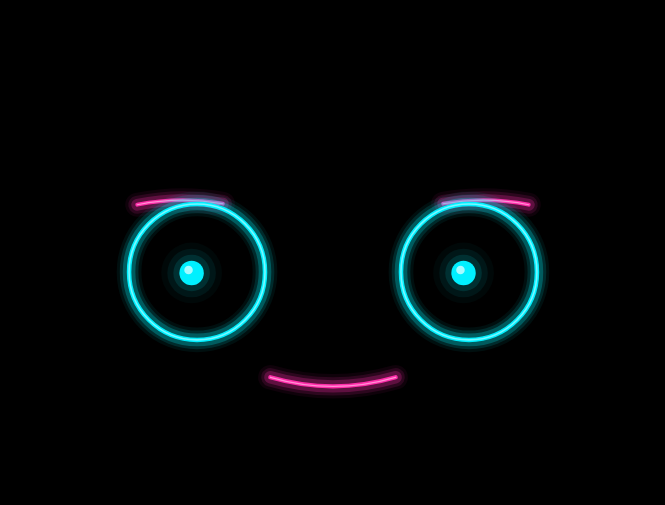
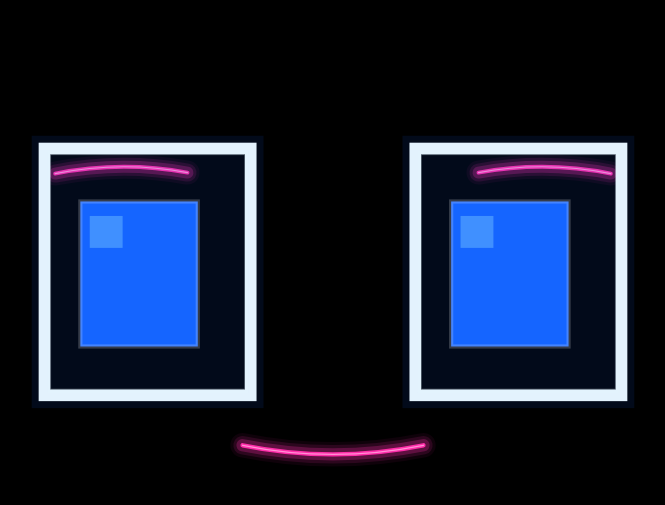
Before and after one commit to galandor/jasper, an Android app built with Jetpack Compose: the screen it shows after launch (MainActivity), on a phone screen of 824 x 412 dp (held sideways). Shown: the top 505 px of the screen, without its empty margins (285-950 px from the left). Run offline under Robolectric (Android 15) with nearby library versions, the phone set to English and light mode, and no system bars; libraries missing offline, so code that uses them is left out: androidx.camera.core, androidx.camera.lifecycle; 3 statements that could not run were skipped.

Commit message:
Replace neon oval eyes with large block eyes for distance visibility.
Use blue cubes in rectangular frames with gaze movement and asymmetric squint per emotion.

Co-authored-by: Cursor <cursoragent@cursor.com>

```diff
--- a/app/src/main/kotlin/com/jasper/facemirror/ui/NeonFace.kt
+++ b/app/src/main/kotlin/com/jasper/facemirror/ui/NeonFace.kt
@@ -46,6 +46,9 @@ private val NeonPink = Color(0xFFFF2DAA)
 private val NeonYellow = Color(0xFFFFEA00)
 private val NeonPurple = Color(0xFFB388FF)
 private val NeonOrange = Color(0xFFFF5722)
+private val EyeBlockBlue = Color(0xFF1565FF)
+private val EyeBlockHighlight = Color(0xFF64B5FF)
+private val EyeFrameColor = Color(0xFFE3F2FD)
 private const val BROW_BASE_RAISE = -6f
 
 @Composable
@@ -316,15 +319,15 @@ fun NeonFace(
                     pivot = Offset.Zero,
                 )
             }) {
-                val eyeSpacing = size.width / baseScale * 0.22f
-                val eyeRadius = size.height / baseScale * 0.11f
-                val mouthY = eyeRadius * 1.55f
+                val eyeSpacing = size.width / baseScale * 0.30f
+                val eyeSize = size.height / baseScale * 0.17f
+                val mouthY = eyeSize * 1.65f
                 val leftEye = Offset(-eyeSpacing / 2f, 0f)
                 val rightEye = Offset(eyeSpacing / 2f, 0f)
 
                 drawNeonEyebrow(
                     eyeCenter = leftEye,
-                    eyeRadius = eyeRadius,
+                    eyeRadius = eyeSize,
                     innerLift = browInner,
                     outerLift = browOuter,
                     color = accentColor,
@@ -333,7 +336,7 @@ fun NeonFace(
                 )
                 drawNeonEyebrow(
                     eyeCenter = rightEye,
-                    eyeRadius = eyeRadius,
+                    eyeRadius = eyeSize,
                     innerLift = browInner,
                     outerLift = browOuter,
                     color = accentColor,
@@ -342,26 +345,28 @@ fun NeonFace(
                 )
 
                 val eyeStretch = eyeStretchX * blinkSquash
-                drawNeonEye(
+                drawBlockEye(
                     center = leftEye,
-                    radius = eyeRadius,
+                    baseSize = eyeSize,
                     openAmount = effectiveEyeOpen,
                     stretchX = eyeStretch,
                     gazeX = gazeX,
                     gazeY = gazeY,
                     headYaw = yaw,
-                    color = NeonCyan,
+                    expression = expression,
+                    isLeftEye = true,
                     glowIntensity = glowPulse,
                 )
-                drawNeonEye(
+                drawBlockEye(
                     center = rightEye,
-                    radius = eyeRadius,
+                    baseSize = eyeSize,
                     openAmount = effectiveEyeOpen,
                     stretchX = eyeStretch,
                     gazeX = gazeX,
                     gazeY = gazeY,
                     headYaw = yaw,
-                    color = NeonCyan,
+                    expression = expression,
+                    isLeftEye = false,
                     glowIntensity = glowPulse,
                 )
 
@@ -369,7 +374,7 @@ fun NeonFace(
                     smile = smile,
                     speakOpen = speakOpen,
                     y = mouthY,
-                    width = eyeSpacing * 0.85f,
+                    width = eyeSpacing * 0.9f,
                     color = accentColor,
                     glowIntensity = glowPulse,
                     surprised = expression == FaceExpression.SURPRISED,
@@ -422,45 +427,124 @@ private fun DrawScope.drawNeonEyebrow(
     drawNeonPath(path, color, 3.8f, glowIntensity)
 }
 
-private fun DrawScope.drawNeonEye(
+/** Асимметричное сужение рамки: (внутренний край, внешний край), 0..1 */
+private fun blockEyeSquish(expression: FaceExpression, isLeftEye: Boolean): Pair<Float, Float> {
+    val (inner, outer) = when (expression) {
+        FaceExpression.ANGRY -> 0.38f to 0.06f
+        FaceExpression.SAD -> 0.08f to 0.34f
+        FaceExpression.OFFENDED -> 0.12f to 0.28f
+        FaceExpression.HAPPY, FaceExpression.PLAYFUL -> 0.14f to 0.14f
+        FaceExpression.AFRAID, FaceExpression.SURPRISED -> 0f to 0f
+        FaceExpression.SLEEPY -> 0.22f to 0.22f
+        else -> 0.05f to 0.05f
+    }
+    return if (isLeftEye) inner to outer else outer to inner
+}
+
+private fun DrawScope.drawBlockEye(
     center: Offset,
-    radius: Float,
+    baseSize: Float,
     openAmount: Float,
     stretchX: Float,
     gazeX: Float,
     gazeY: Float,
     headYaw: Float,
-    color: Color,
+    expression: FaceExpression,
+    isLeftEye: Boolean,
     glowIntensity: Float,
 ) {
-    val squish = openAmount.coerceIn(0.05f, 1.15f)
-    val rx = radius * stretchX * if (openAmount > 1f) openAmount else 1f
-    val ry = radius * squish
+    val squish = openAmount.coerceIn(0.06f, 1.15f)
+    val (innerSquish, outerSquish) = blockEyeSquish(expression, isLeftEye)
 
-    drawNeonEllipse(
-        center = center,
-        radiusX = rx,
-        radiusY = ry,
-        color = color,
-        coreWidth = 4.5f,
-        glowIntensity = glowIntensity,
+    val frameW = baseSize * 2.05f * stretchX * if (openAmount > 1f) openAmount else 1f
+    val frameH = baseSize * 2.35f * squish
+
+    val innerInset = innerSquish * frameW * 0.42f
+    val outerInset = outerSquish * frameW * 0.42f
+
+    val left: Float
+    val right: Float
+    if (isLeftEye) {
+        left = center.x - frameW / 2f + outerInset
+        right = center.x + frameW / 2f - innerInset
+    } else {
+        left = center.x - frameW / 2f + innerInset
+        right = center.x + frameW / 2f - outerInset
+    }
+    val top = center.y - frameH / 2f
+    val bottom = center.y + frameH / 2f
+    val frameWidth = right - left
+    val frameHeight = bottom - top
+
+    if (squish < 0.18f) {
+        drawRect(
+            color = EyeBlockBlue,
+            topLeft = Offset(left, center.y - baseSize * 0.06f),
+            size = Size(frameWidth, baseSize * 0.12f),
+        )
+        drawRect(
+            color = EyeFrameColor,
+            topLeft = Offset(left, center.y - baseSize * 0.06f),
+            size = Size(frameWidth, baseSize * 0.12f),
+            style = Stroke(width = baseSize * 0.1f),
+        )
+        return
+    }
+
+    val frameStroke = baseSize * 0.11f
+    val glowExpand = baseSize * 0.14f * glowIntensity
+    drawRect(
+        color = EyeBlockBlue.copy(alpha = 0.12f * glowIntensity),
+        topLeft = Offset(left - glowExpand, top - glowExpand),
+        size = Size(frameWidth + glowExpand * 2f, frameHeight + glowExpand * 2f),
+    )
+    drawRect(
+        color = EyeFrameColor,
+        topLeft = Offset(left, top),
+        size = Size(frameWidth, frameHeight),
+        style = Stroke(width = frameStroke),
+    )
+    drawRect(
+        color = EyeFrameColor.copy(alpha = 0.35f),
+        topLeft = Offset(left + frameStroke * 0.4f, top + frameStroke * 0.4f),
+        size = Size(frameWidth - frameStroke * 0.8f, frameHeight - frameStroke * 0.8f),
+        style = Stroke(width = frameStroke * 0.35f),
     )
 
-    if (openAmount < 0.35f) return
+    val padding = baseSize * 0.16f
+    val innerLeft = left + padding
+    val innerTop = top + padding
+    val innerWidth = frameWidth - padding * 2f
+    val innerHeight = frameHeight - padding * 2f
 
-    val maxOffsetX = rx * 0.42f
-    val maxOffsetY = ry * 0.42f
-    val pupilCenter = Offset(
-        center.x + gazeX * maxOffsetX + (headYaw / 35f) * maxOffsetX * 0.35f,
-        center.y + gazeY * maxOffsetY,
+    val blockW = innerWidth * 0.68f
+    val blockH = innerHeight * 0.68f * squish.coerceAtMost(1f)
+    val travelX = innerWidth * 0.26f
+    val travelY = innerHeight * 0.26f
+    val blockCenterX = innerLeft + innerWidth / 2f +
+        gazeX * travelX + (headYaw / 35f) * travelX * 0.4f
+    val blockCenterY = innerTop + innerHeight / 2f + gazeY * travelY
+
+    val blockLeft = blockCenterX - blockW / 2f
+    val blockTop = blockCenterY - blockH / 2f
+
+    drawRect(
+        color = EyeBlockBlue,
+        topLeft = Offset(blockLeft, blockTop),
+        size = Size(blockW, blockH),
     )
-    val pupilRadius = radius * 0.18f * squish.coerceAtMost(1f)
-
-    drawNeonFilledCircle(
-        center = pupilCenter,
-        radius = pupilRadius,
-        color = color,
-        glowIntensity = glowIntensity,
+    val highlightW = blockW * 0.28f
+    val highlightH = blockH * 0.22f
+    drawRect(
+        color = EyeBlockHighlight.copy(alpha = 0.55f),
+        topLeft = Offset(blockLeft + blockW * 0.08f, blockTop + blockH * 0.1f),
+        size = Size(highlightW, highlightH),
+    )
+    drawRect(
+        color = Color.White.copy(alpha = 0.2f),
+        topLeft = Offset(blockLeft, blockTop),
+        size = Size(blockW, blockH),
+        style = Stroke(width = baseSize * 0.04f),
     )
 }
 
@@ -586,28 +670,6 @@ private fun DrawScope.drawNeonEllipse(
     )
 }
 
-private fun DrawScope.drawNeonFilledCircle(
-    center: Offset,
-    radius: Float,
-    color: Color,
-    glowIntensity: Float,
-) {
-    val layers = glowLayers(glowIntensity, filled = true)
-    for ((expand, alpha) in layers) {
-        drawCircle(
-            color = color.copy(alpha = alpha * 0.6f),
-            radius = radius + expand,
-            center = center,
-        )
-    }
-    drawCircle(color = color, radius = radius, center = center)
-    drawCircle(
-        color = Color.White.copy(alpha = 0.75f * glowIntensity),
-        radius = radius * 0.35f,
-        center = center + Offset(-radius * 0.25f, -radius * 0.25f),
-    )
-}
-
 private fun DrawScope.drawNeonPath(
     path: Path,
     color: Color,
```
